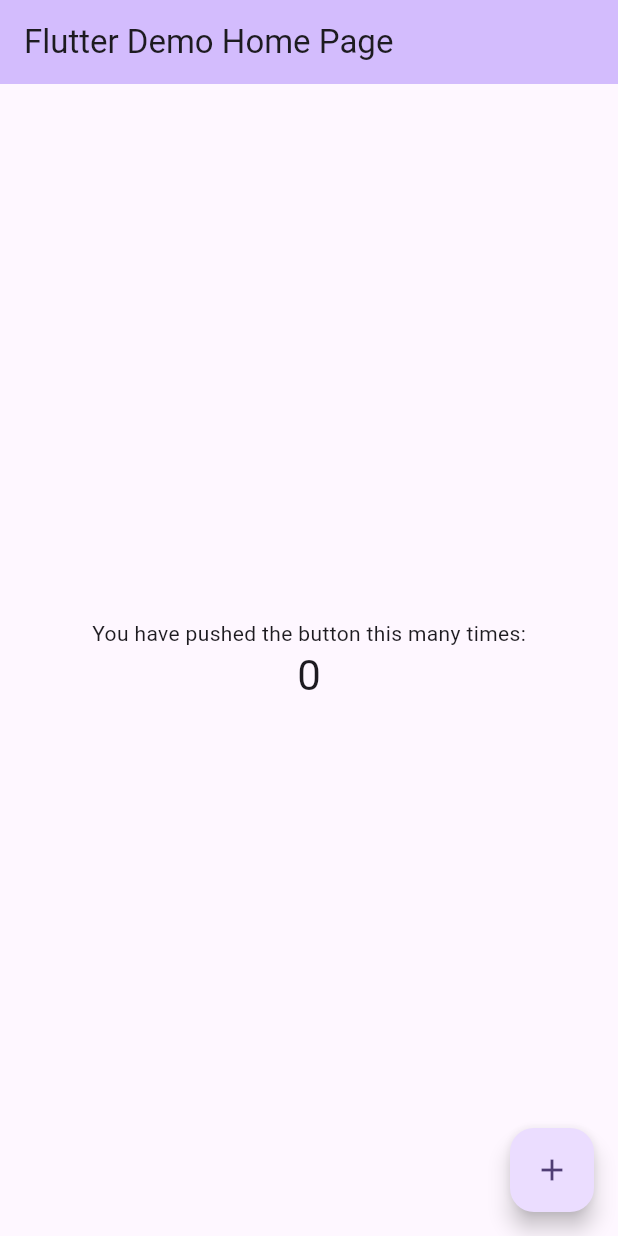
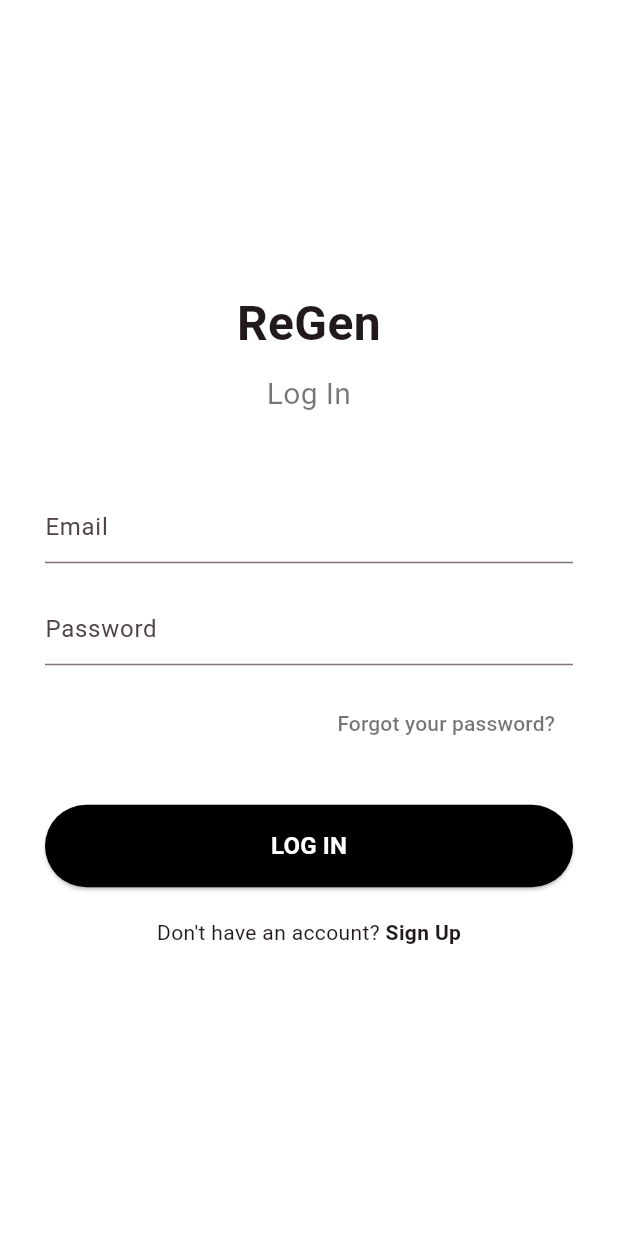
Before and after one commit to chathushkaimasara/ReGen, a Flutter app: the screen it shows after launch, on a phone screen of 412 x 824 dp. Run offline on Flutter 3.47's test engine with Material 3 defaults, Android fonts, the phone set to English and light mode, and no system bars; Roboto replaces fonts that are missing (SFPro).

Commit message:
Setting Up the font and Adding Login and Sign Up screens

```diff
--- a/lib/main.dart
+++ b/lib/main.dart
@@ -1,122 +1,25 @@
 import 'package:flutter/material.dart';
+import 'screens/login_screen.dart'; // We will create this next
 
 void main() {
-  runApp(const MyApp());
+  runApp(const ReGenApp());
 }
 
-class MyApp extends StatelessWidget {
-  const MyApp({super.key});
+class ReGenApp extends StatelessWidget {
+  const ReGenApp({super.key});
 
-  // This widget is the root of your application.
   @override
   Widget build(BuildContext context) {
     return MaterialApp(
-      title: 'Flutter Demo',
+      title: 'ReGen',
+      debugShowCheckedModeBanner: false,
       theme: ThemeData(
-        // This is the theme of your application.
-        //
-        // TRY THIS: Try running your application with "flutter run". You'll see
-        // the application has a purple toolbar. Then, without quitting the app,
-        // try changing the seedColor in the colorScheme below to Colors.green
-        // and then invoke "hot reload" (save your changes or press the "hot
-        // reload" button in a Flutter-supported IDE, or press "r" if you used
-        // the command line to start the app).
-        //
-        // Notice that the counter didn't reset back to zero; the application
-        // state is not lost during the reload. To reset the state, use hot
-        // restart instead.
-        //
-        // This works for code too, not just values: Most code changes can be
-        // tested with just a hot reload.
-        colorScheme: .fromSeed(seedColor: Colors.deepPurple),
+        fontFamily: 'SFPro', // Applies your custom font globally
+        scaffoldBackgroundColor: Colors.white,
+        colorScheme: ColorScheme.fromSeed(seedColor: Colors.black),
+        useMaterial3: true,
       ),
-      home: const MyHomePage(title: 'Flutter Demo Home Page'),
+      home: const LoginScreen(),
     );
   }
 }
-
-class MyHomePage extends StatefulWidget {
-  const MyHomePage({super.key, required this.title});
-
-  // This widget is the home page of your application. It is stateful, meaning
-  // that it has a State object (defined below) that contains fields that affect
-  // how it looks.
-
-  // This class is the configuration for the state. It holds the values (in this
-  // case the title) provided by the parent (in this case the App widget) and
-  // used by the build method of the State. Fields in a Widget subclass are
-  // always marked "final".
-
-  final String title;
-
-  @override
-  State<MyHomePage> createState() => _MyHomePageState();
-}
-
-class _MyHomePageState extends State<MyHomePage> {
-  int _counter = 0;
-
-  void _incrementCounter() {
-    setState(() {
-      // This call to setState tells the Flutter framework that something has
-      // changed in this State, which causes it to rerun the build method below
-      // so that the display can reflect the updated values. If we changed
-      // _counter without calling setState(), then the build method would not be
-      // called again, and so nothing would appear to happen.
-      _counter++;
-    });
-  }
-
-  @override
-  Widget build(BuildContext context) {
-    // This method is rerun every time setState is called, for instance as done
-    // by the _incrementCounter method above.
-    //
-    // The Flutter framework has been optimized to make rerunning build methods
-    // fast, so that you can just rebuild anything that needs updating rather
-    // than having to individually change instances of widgets.
-    return Scaffold(
-      appBar: AppBar(
-        // TRY THIS: Try changing the color here to a specific color (to
-        // Colors.amber, perhaps?) and trigger a hot reload to see the AppBar
-        // change color while the other colors stay the same.
-        backgroundColor: Theme.of(context).colorScheme.inversePrimary,
-        // Here we take the value from the MyHomePage object that was created by
-        // the App.build method, and use it to set our appbar title.
-        title: Text(widget.title),
-      ),
-      body: Center(
-        // Center is a layout widget. It takes a single child and positions it
-        // in the middle of the parent.
-        child: Column(
-          // Column is also a layout widget. It takes a list of children and
-          // arranges them vertically. By default, it sizes itself to fit its
-          // children horizontally, and tries to be as tall as its parent.
-          //
-          // Column has various properties to control how it sizes itself and
-          // how it positions its children. Here we use mainAxisAlignment to
-          // center the children vertically; the main axis here is the vertical
-          // axis because Columns are vertical (the cross axis would be
-          // horizontal).
-          //
-          // TRY THIS: Invoke "debug painting" (choose the "Toggle Debug Paint"
-          // action in the IDE, or press "p" in the console), to see the
-          // wireframe for each widget.
-          mainAxisAlignment: .center,
-          children: [
-            const Text('You have pushed the button this many times:'),
-            Text(
-              '$_counter',
-              style: Theme.of(context).textTheme.headlineMedium,
-            ),
-          ],
-        ),
-      ),
-      floatingActionButton: FloatingActionButton(
-        onPressed: _incrementCounter,
-        tooltip: 'Increment',
-        child: const Icon(Icons.add),
-      ),
-    );
-  }
-}
--- /dev/null
+++ b/lib/screens/login_screen.dart
@@ -0,0 +1,110 @@
+import 'package:flutter/material.dart';
+import 'signup_screen.dart';
+
+class LoginScreen extends StatefulWidget {
+  const LoginScreen({super.key});
+
+  @override
+  State<LoginScreen> createState() => _LoginScreenState();
+}
+
+class _LoginScreenState extends State<LoginScreen> {
+  final TextEditingController _emailController = TextEditingController();
+  final TextEditingController _passwordController = TextEditingController();
+
+  @override
+  Widget build(BuildContext context) {
+    return Scaffold(
+      body: SafeArea(
+        child: Padding(
+          padding: const EdgeInsets.symmetric(horizontal: 30.0),
+          child: Column(
+            mainAxisAlignment: MainAxisAlignment.center,
+            crossAxisAlignment: CrossAxisAlignment.stretch,
+            children: [
+              const Text(
+                'ReGen',
+                textAlign: TextAlign.center,
+                style: TextStyle(fontSize: 32, fontWeight: FontWeight.bold),
+              ),
+              const SizedBox(height: 10),
+              const Text(
+                'Log In',
+                textAlign: TextAlign.center,
+                style: TextStyle(fontSize: 20, color: Colors.black54),
+              ),
+              const SizedBox(height: 50),
+              TextField(
+                controller: _emailController,
+                decoration: const InputDecoration(
+                  hintText: 'Email',
+                  focusedBorder: UnderlineInputBorder(
+                    borderSide: BorderSide(color: Colors.black, width: 2),
+                  ),
+                ),
+              ),
+              const SizedBox(height: 20),
+              TextField(
+                controller: _passwordController,
+                obscureText: true,
+                decoration: const InputDecoration(
+                  hintText: 'Password',
+                  focusedBorder: UnderlineInputBorder(
+                    borderSide: BorderSide(color: Colors.black, width: 2),
+                  ),
+                ),
+              ),
+              const SizedBox(height: 15),
+              Align(
+                alignment: Alignment.centerRight,
+                child: TextButton(
+                  onPressed: () {
+                    // TODO: Forgot Password logic
+                  },
+                  child: const Text(
+                    'Forgot your password?',
+                    style: TextStyle(color: Colors.black54),
+                  ),
+                ),
+              ),
+              const SizedBox(height: 30),
+              ElevatedButton(
+                onPressed: () {
+                  // TODO: Firebase Login implementation
+                },
+                style: ElevatedButton.styleFrom(
+                  backgroundColor: Colors.black,
+                  foregroundColor: Colors.white,
+                  padding: const EdgeInsets.symmetric(vertical: 16),
+                  shape: RoundedRectangleBorder(
+                    borderRadius: BorderRadius.circular(30),
+                  ),
+                ),
+                child: const Text('LOG IN', style: TextStyle(fontSize: 16, fontWeight: FontWeight.bold)),
+              ),
+              const SizedBox(height: 20),
+              Row(
+                mainAxisAlignment: MainAxisAlignment.center,
+                children: [
+                  const Text("Don't have an account? "),
+                  GestureDetector(
+                    onTap: () {
+                      Navigator.push(
+                        context,
+                        MaterialPageRoute(builder: (context) => const SignUpScreen()),
+                      );
+                    },
+                    child: const Text(
+                      'Sign Up',
+                      style: TextStyle(fontWeight: FontWeight.bold),
+                    ),
+                  ),
+                ],
+              ),
+            ],
+          ),
+        ),
+      ),
+    );
+  }
+}
```
Also changed, not shown: lib/screens/signup_screen.dart (added, +121 -0 lines), pubspec.yaml (+9 -33 lines).
